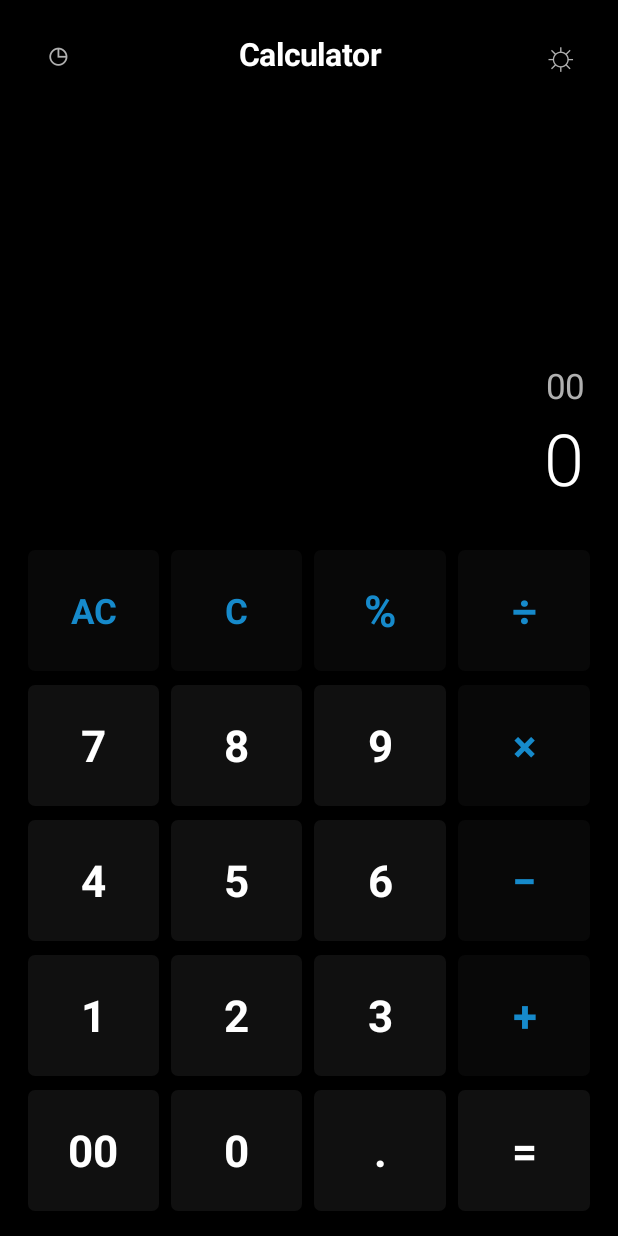
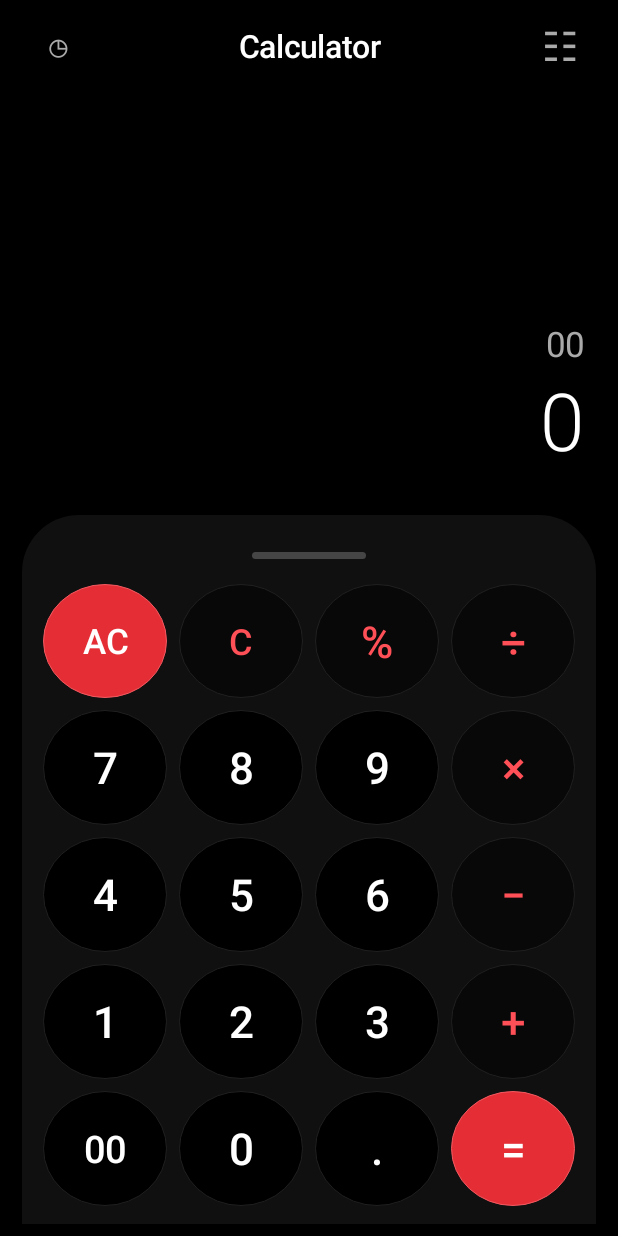
Before and after one commit to mdimr4nbd/MyNativeAndroidApp, an Android app: the screen it shows after launch (MainActivity), after a tap on "00", on a phone screen of 412 x 824 dp. Run offline under Robolectric (Android 15) with nearby library versions, the phone set to English and light mode, and no system bars.

Commit message:
Update MainActivity.kt

```diff
--- a/app/src/main/java/com/example/calculator/MainActivity.kt
+++ b/app/src/main/java/com/example/calculator/MainActivity.kt
@@ -8,6 +8,8 @@ import android.graphics.Color
 import android.graphics.Typeface
 import android.graphics.drawable.GradientDrawable
 import android.view.Gravity
+import android.view.View
+import android.widget.FrameLayout
 import android.widget.LinearLayout
 import android.widget.TextView
 import java.math.BigDecimal
@@ -18,8 +20,8 @@ class MainActivity : Activity() {
     private lateinit var expressionView: TextView
     private lateinit var resultView: TextView
 
+    private var dark = true
     private var expression = ""
-    private var dark = true
     private var justCalculated = false
 
     private val history = mutableListOf<String>()
@@ -32,58 +34,74 @@ class MainActivity : Activity() {
         listOf("00", "0", ".", "=")
     )
 
-    private fun dp(v: Int) =
-        (v * resources.displayMetrics.density).toInt()
+    private fun dp(value: Int): Int =
+        (value * resources.displayMetrics.density).toInt()
 
-    private fun color(hex: Long) = Color.rgb(
-        ((hex shr 16) and 255).toInt(),
-        ((hex shr 8) and 255).toInt(),
-        (hex and 255).toInt()
-    )
+    private fun color(hex: Long): Int =
+        Color.rgb(
+            ((hex shr 16) and 255).toInt(),
+            ((hex shr 8) and 255).toInt(),
+            (hex and 255).toInt()
+        )
 
-    private val bg: Int
-        get() = if (dark) Color.BLACK else color(0xEAF6FF)
+    // Theme colors
 
-    private val buttonBg: Int
-        get() = if (dark) color(0x101010) else color(0xD9EDF9)
+    private val backgroundColor: Int
+        get() = if (dark) Color.BLACK else color(0xF7F7F7)
 
-    private val functionBg: Int
-        get() = if (dark) color(0x080808) else color(0xF5FBFF)
+    private val panelColor: Int
+        get() = if (dark) color(0x101010) else Color.WHITE
 
-    private val primary: Int
-        get() = if (dark) Color.WHITE else color(0x253D50)
+    private val numberColor: Int
+        get() = if (dark) Color.BLACK else color(0xFFFFFF)
 
-    private val secondary: Int
-        get() = if (dark) color(0xB0B0B0) else color(0x52748A)
+    private val functionColor: Int
+        get() = if (dark) color(0x080808) else color(0xFFFFFF)
 
-    private val blue: Int
-        get() = color(0x168ACB)
+    private val textColor: Int
+        get() = if (dark) Color.WHITE else color(0x222222)
+
+    private val secondaryColor: Int
+        get() = if (dark) color(0xAAAAAA) else color(0x777777)
+
+    private val redColor: Int
+        get() = color(0xE52D36)
+
+    private val borderColor: Int
+        get() = if (dark) color(0x202020) else color(0xEEEEEE)
+
+    private val operatorTextColor: Int
+        get() = if (dark) color(0xFF5058) else color(0xD72D35)
 
     override fun onCreate(savedInstanceState: Bundle?) {
         super.onCreate(savedInstanceState)
 
-        window.statusBarColor = Color.BLACK
-        window.navigationBarColor = Color.BLACK
+        dark = getPreferences(MODE_PRIVATE)
+            .getBoolean("dark_theme", true)
 
         createUI()
     }
 
-    private fun rounded(color: Int): GradientDrawable {
-        return GradientDrawable().apply {
-            setColor(color)
-            cornerRadius = dp(5).toFloat()
+    private fun createUI() {
+
+        window.statusBarColor = backgroundColor
+        window.navigationBarColor = backgroundColor
+
+        if (dark) {
+            window.decorView.systemUiVisibility = 0
+        } else {
+            window.decorView.systemUiVisibility =
+                View.SYSTEM_UI_FLAG_LIGHT_STATUS_BAR or
+                View.SYSTEM_UI_FLAG_LIGHT_NAVIGATION_BAR
         }
-    }
-
-    private fun createUI() {
 
         root = LinearLayout(this).apply {
             orientation = LinearLayout.VERTICAL
-            setPadding(dp(15), dp(10), dp(15), dp(12))
-            setBackgroundColor(bg)
+            setBackgroundColor(backgroundColor)
+            setPadding(dp(15), dp(5), dp(15), dp(8))
         }
 
-        // Header
+        // HEADER
 
         val header = LinearLayout(this).apply {
             orientation = LinearLayout.HORIZONTAL
@@ -98,15 +116,15 @@ class MainActivity : Activity() {
             text = "Calculator"
             textSize = 21f
             gravity = Gravity.CENTER
-            setTextColor(primary)
-            typeface = Typeface.DEFAULT_BOLD
+            setTextColor(textColor)
+            typeface = Typeface.create(
+                "sans-serif-medium",
+                Typeface.NORMAL
+            )
         }
 
-        val themeButton = headerIcon(
-            if (dark) "☼" else "☾"
-        ) {
-            dark = !dark
-            createUI()
+        val settingsButton = headerIcon("☷") {
+            showSettings()
         }
 
         header.addView(
@@ -120,7 +138,7 @@ class MainActivity : Activity() {
         )
 
         header.addView(
-            themeButton,
+            settingsButton,
             LinearLayout.LayoutParams(dp(48), dp(48))
         )
 
@@ -129,25 +147,26 @@ class MainActivity : Activity() {
             LinearLayout.LayoutParams(-1, dp(52))
         )
 
-        // Display
+        // DISPLAY AREA
 
         val display = LinearLayout(this).apply {
             orientation = LinearLayout.VERTICAL
             gravity = Gravity.BOTTOM or Gravity.END
-            setPadding(dp(8), dp(20), dp(8), dp(25))
+            setPadding(dp(8), dp(10), dp(8), dp(28))
         }
 
         expressionView = TextView(this).apply {
             textSize = 23f
             gravity = Gravity.END
-            setTextColor(secondary)
+            setTextColor(secondaryColor)
             maxLines = 2
         }
 
         resultView = TextView(this).apply {
-            textSize = 48f
+            text = "0"
+            textSize = 53f
             gravity = Gravity.END
-            setTextColor(primary)
+            setTextColor(textColor)
             typeface = Typeface.create(
                 "sans-serif-light",
                 Typeface.NORMAL
@@ -167,52 +186,105 @@ class MainActivity : Activity() {
 
         root.addView(
             display,
-            LinearLayout.LayoutParams(-1, 0, 1.8f)
+            LinearLayout.LayoutParams(-1, 0, 1.7f)
         )
 
-        // Keypad
+        // CALCULATOR BOTTOM PANEL
 
-        val keypad = LinearLayout(this).apply {
+        val panel = LinearLayout(this).apply {
             orientation = LinearLayout.VERTICAL
+            gravity = Gravity.CENTER_HORIZONTAL
+
+            background = topRoundedBackground(panelColor)
+
+            setPadding(
+                dp(10),
+                dp(12),
+                dp(10),
+                dp(8)
+            )
         }
+
+        // Small handle
+
+        val handle = View(this).apply {
+            background = GradientDrawable().apply {
+                setColor(
+                    if (dark) color(0x454545)
+                    else color(0xDADADA)
+                )
+                cornerRadius = dp(20).toFloat()
+            }
+        }
+
+        val handleContainer = FrameLayout(this)
+
+        handleContainer.addView(
+            handle,
+            FrameLayout.LayoutParams(
+                dp(76),
+                dp(5),
+                Gravity.CENTER
+            )
+        )
+
+        panel.addView(
+            handleContainer,
+            LinearLayout.LayoutParams(-1, dp(30))
+        )
+
+        // BUTTON ROWS
 
         keys.forEach { rowKeys ->
 
             val row = LinearLayout(this).apply {
                 orientation = LinearLayout.HORIZONTAL
+                gravity = Gravity.CENTER
             }
 
             rowKeys.forEach { key ->
 
-                val button = makeButton(key)
+                val cell = FrameLayout(this)
+
+                val button = createButton(key)
+
+                cell.addView(
+                    button,
+                    FrameLayout.LayoutParams(
+                        -1,
+                        -1
+                    ).apply {
+                        setMargins(dp(4), dp(4), dp(4), dp(4))
+                    }
+                )
 
                 row.addView(
-                    button,
+                    cell,
                     LinearLayout.LayoutParams(
-                        0, -1, 1f
-                    ).apply {
-                        setMargins(
-                            dp(4), dp(5), dp(4), dp(5)
-                        )
-                    }
+                        0,
+                        -1,
+                        1f
+                    )
                 )
             }
 
-            keypad.addView(
+            panel.addView(
                 row,
                 LinearLayout.LayoutParams(-1, 0, 1f)
             )
         }
 
         root.addView(
-            keypad,
-            LinearLayout.LayoutParams(-1, 0, 2.7f)
+            panel,
+            LinearLayout.LayoutParams(-1, 0, 2.8f)
         )
 
         setContentView(root)
 
         updateDisplay()
     }
+
+    // HEADER ICONS
 
     private fun headerIcon(
         symbol: String,
@@ -223,30 +295,73 @@ class MainActivity : Activity() {
             text = symbol
             textSize = 27f
             gravity = Gravity.CENTER
-            setTextColor(secondary)
-            setOnClickListener { action() }
+            setTextColor(secondaryColor)
+            isClickable = true
+            isFocusable = true
+
+            setOnClickListener {
+                action()
+            }
         }
     }
 
-    private fun makeButton(key: String): TextView {
+    // ROUNDED TOP PANEL
+
+    private fun topRoundedBackground(
+        color: Int
+    ): GradientDrawable {
+
+        return GradientDrawable().apply {
+            setColor(color)
+
+            cornerRadii = floatArrayOf(
+                dp(38).toFloat(), dp(38).toFloat(),
+                dp(38).toFloat(), dp(38).toFloat(),
+                0f, 0f,
+                0f, 0f
+            )
+        }
+    }
+
+    // CIRCULAR BUTTON BACKGROUND
+
+    private fun buttonBackground(
+        key: String
+    ): GradientDrawable {
+
+        val fill = when (key) {
+            "AC", "=" -> redColor
+
+            "C", "%", "÷", "×", "−", "+" ->
+                functionColor
+
+            else -> numberColor
+        }
+
+        return GradientDrawable().apply {
+
+            shape = GradientDrawable.OVAL
+            setColor(fill)
+
+            setStroke(
+                dp(1),
+                when (key) {
+                    "AC", "=" -> color(0xF05A60)
+                    else -> borderColor
+                }
+            )
+        }
+    }
+
+    // CREATE BUTTON
+
+    private fun createButton(key: String): TextView {
+
+        val isRed = key == "AC" || key == "="
 
         val isOperator = key in listOf(
-            "÷", "×", "−", "+", "%"
+            "C", "%", "÷", "×", "−", "+"
         )
-
-        val isFunction = key in listOf("AC", "C")
-
-        val buttonColor = when {
-            isOperator -> functionBg
-            isFunction -> functionBg
-            else -> buttonBg
-        }
-
-        val textColor = when {
-            isOperator -> blue
-            isFunction -> blue
-            else -> primary
-        }
 
         return TextView(this).apply {
 
@@ -254,23 +369,46 @@ class MainActivity : Activity() {
             gravity = Gravity.CENTER
 
             textSize = when (key) {
-                "AC", "C" -> 23f
+                "AC" -> 23f
+                "C" -> 24f
+                "00" -> 25f
                 else -> 29f
             }
 
-            setTextColor(textColor)
-            typeface = Typeface.DEFAULT_BOLD
+            setTextColor(
+                when {
+                    isRed -> Color.WHITE
+                    isOperator -> operatorTextColor
+                    else -> textColor
+                }
+            )
 
-            background = rounded(buttonColor)
+            typeface = Typeface.create(
+                "sans-serif-medium",
+                Typeface.NORMAL
+            )
+
+            background = buttonBackground(key)
 
             isClickable = true
             isFocusable = true
+
+            contentDescription = when (key) {
+                "AC" -> "All Clear"
+                "C" -> "Clear Entry"
+                "=" -> "Calculate"
+                "÷" -> "Divide"
+                "×" -> "Multiply"
+                else -> key
+            }
 
             setOnClickListener {
                 handleKey(key)
             }
         }
     }
+
+    // BUTTON ACTIONS
 
     private fun handleKey(key: String) {
 
@@ -297,12 +435,13 @@ class MainActivity : Activity() {
                 ) {
                     expression += "%"
                 }
+
                 justCalculated = false
             }
 
             "÷", "×", "−", "+" -> {
 
-                val op = when (key) {
+                val operator = when (key) {
                     "÷" -> "÷"
                     "×" -> "×"
                     "−" -> "-"
@@ -310,12 +449,18 @@ class MainActivity : Activity() {
                 }
 
                 if (expression.isEmpty()) {
-                    if (op == "-") expression = "-"
+
+                    if (operator == "-") {
+                        expression = "-"
+                    }
+
                 } else {
+
                     if (expression.last() in "+-×÷") {
                         expression = expression.dropLast(1)
                     }
-                    expression += op
+
+                    expression += operator
                 }
 
                 justCalculated = false
@@ -335,10 +480,15 @@ class MainActivity : Activity() {
                     .substringAfterLast("÷")
 
                 if (!current.contains(".")) {
+
                     expression += if (
                         expression.isEmpty() ||
                         expression.last() in "+-×÷"
-                    ) "0." else "."
+                    ) {
+                        "0."
+                    } else {
+                        "."
+                    }
                 }
             }
 
@@ -356,29 +506,34 @@ class MainActivity : Activity() {
         updateDisplay()
     }
 
+    // CLEAR CURRENT NUMBER
+
     private fun clearEntry() {
 
         if (expression.isEmpty()) return
 
-        var i = expression.length - 1
+        var index = expression.length - 1
 
-        while (i >= 0 &&
-            (expression[i].isDigit() ||
-             expression[i] == '.')
+        while (index >= 0 &&
+            (expression[index].isDigit() ||
+             expression[index] == '.')
         ) {
-            i--
+            index--
         }
 
-        expression = expression.substring(0, i + 1)
+        expression = expression.substring(0, index + 1)
+
         justCalculated = false
     }
+
+    // UPDATE DISPLAY
 
     private fun updateDisplay() {
 
         expressionView.text = expression.replace("-", "−")
 
         if (expression.isEmpty()) {
-            resultView.text = ""
+            resultView.text = "0"
             return
         }
 
@@ -390,46 +545,73 @@ class MainActivity : Activity() {
         }
     }
 
+    // CALCULATE RESULT
+
     private fun calculate() {
 
         if (expression.isEmpty()) return
 
         try {
+
             val original = expression.replace("-", "−")
+
             val value = ExpressionParser(expression).parse()
+
             val answer = formatNumber(value)
 
             history.add("$original = $answer")
 
             expression = answer
+
             expressionView.text = ""
             resultView.text = answer
 
             justCalculated = true
 
         } catch (_: Exception) {
+
             resultView.text = "Error"
             justCalculated = true
         }
     }
 
+    // FORMAT NUMBER
+
+    private fun formatNumber(value: Double): String {
+
+        if (!value.isFinite()) return "Error"
+
+        return BigDecimal.valueOf(value)
+            .stripTrailingZeros()
+            .toPlainString()
+    }
+
+    // HISTORY
+
     private fun showHistory() {
 
         if (history.isEmpty()) {
+
             AlertDialog.Builder(this)
                 .setTitle("History")
                 .setMessage("No calculations yet.")
                 .setPositiveButton("OK", null)
                 .show()
+
             return
         }
 
         AlertDialog.Builder(this)
             .setTitle("Calculation History")
-            .setItems(history.reversed().toTypedArray()) { _, index ->
+            .setItems(
+                history.reversed().toTypedArray()
+            ) { _, index ->
+
                 expression = history.reversed()[index]
                     .substringAfter(" = ")
+
                 justCalculated = true
+
                 updateDisplay()
             }
             .setNeutralButton("Clear History") { _, _ ->
@@ -439,14 +621,43 @@ class MainActivity : Activity() {
             .show()
     }
 
-    private fun formatNumber(value: Double): String {
-        if (!value.isFinite()) return "Error"
+    // SETTINGS
 
-        return BigDecimal.valueOf(value)
-            .stripTrailingZeros()
-            .toPlainString()
+    private fun showSettings() {
+
+        val options = arrayOf(
+            if (dark) "Switch to Light Theme"
+            else "Switch to AMOLED Dark Theme",
+
+            "Calculation History"
+        )
+
+        AlertDialog.Builder(this)
+            .setTitle("Calculator Settings")
+            .setItems(options) { _, index ->
+
+                when (index) {
+
+                    0 -> {
+                        dark = !dark
+
+                        getPreferences(MODE_PRIVATE)
+                            .edit()
+                            .putBoolean("dark_theme", dark)
+                            .apply()
+
+                        createUI()
+                    }
+
+                    1 -> showHistory()
+                }
+            }
+            .setNegativeButton("Close", null)
+            .show()
     }
 }
+
+// MATHEMATICAL EXPRESSION PARSER
 
 private class ExpressionParser(
     private val input: String
@@ -455,6 +666,7 @@ private class ExpressionParser(
     private var position = 0
 
     fun parse(): Double {
+
         val result = parseExpression()
 
         if (position != input.length || !result.isFinite()) {
@@ -465,18 +677,23 @@ private class ExpressionParser(
     }
 
     private fun parseExpression(): Double {
+
         var value = parseTerm()
 
         while (position < input.length) {
+
             when (input[position]) {
+
                 '+' -> {
                     position++
                     value += parseTerm()
                 }
+
                 '-' -> {
                     position++
                     value -= parseTerm()
                 }
+
                 else -> return value
             }
         }
@@ -485,22 +702,31 @@ private class ExpressionParser(
     }
 
     private fun parseTerm(): Double {
+
         var value = parseFactor()
 
         while (position < input.length) {
+
             when (input[position]) {
+
                 '×' -> {
                     position++
                     value *= parseFactor()
                 }
+
                 '÷' -> {
+
                     position++
+
                     val divisor = parseFactor()
+
                     if (divisor == 0.0) {
                         throw ArithmeticException("Division by zero")
                     }
+
                     value /= divisor
                 }
+
                 else -> return value
             }
         }
@@ -528,11 +754,12 @@ private class ExpressionParser(
         var decimal = false
 
         while (position < input.length) {
-            val c = input[position]
 
-            if (c.isDigit()) {
+            val character = input[position]
+
+            if (character.isDigit()) {
                 position++
-            } else if (c == '.' && !decimal) {
+            } else if (character == '.' && !decimal) {
                 decimal = true
                 position++
             } else {
```
